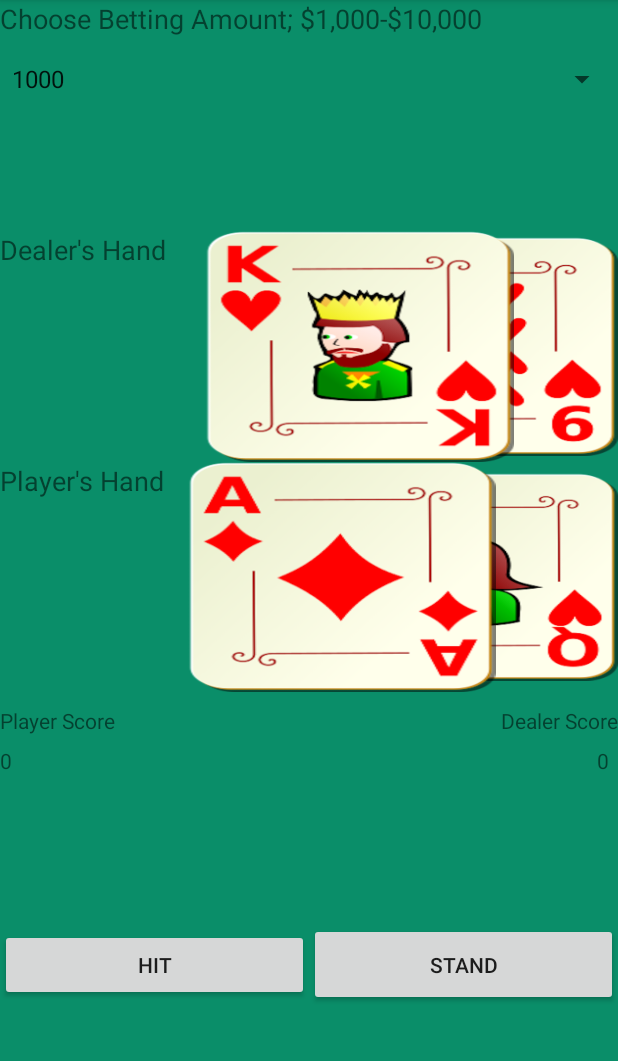
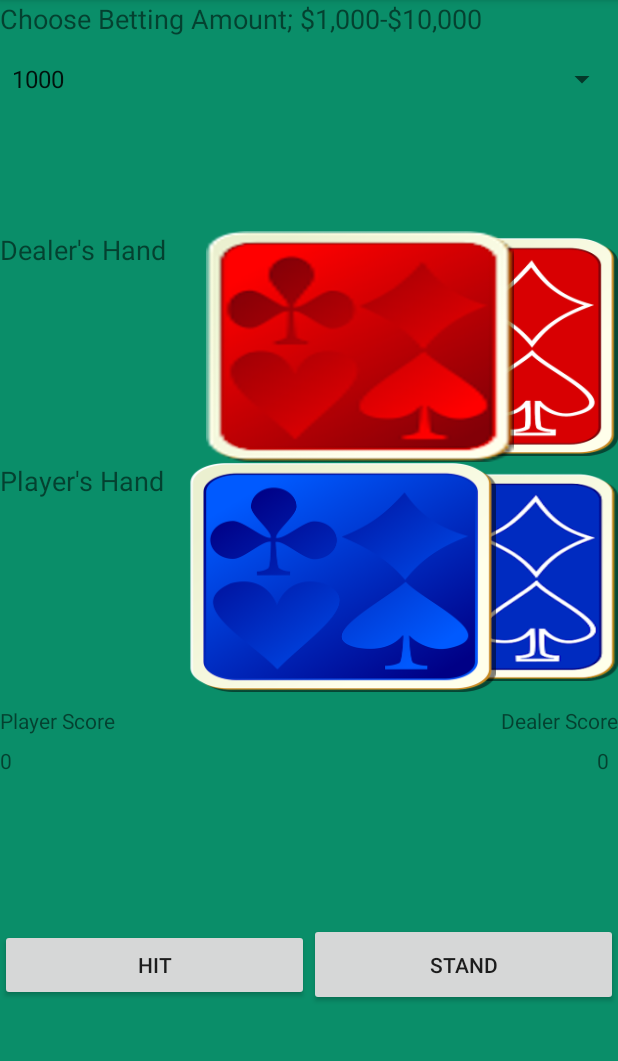
Before and after one commit to jcthom72/Blackjack, an Android app: the GameActivity screen opened directly, with no data from a screen before it, on a phone screen of 412 x 824 dp, the part 84-1145 px from its top. Run offline under Robolectric (Android 15) with nearby library versions, the phone set to English and light mode, and no system bars.

Commit message:
updated updateGUI

```diff
--- a/app/src/main/java/csci4020/shawnbickel/assignment1/BlackJackGame.java
+++ b/app/src/main/java/csci4020/shawnbickel/assignment1/BlackJackGame.java
@@ -38,8 +38,7 @@ public class BlackJackGame {
 
             switch(rank){
                 case MYSTERY: value = -1; break;
-                case ACE: value = 1; break;
-                case ONE: value = 1; break; /*aces are initialized to 1 by default*/
+                case ACE: value = 1; break; /*aces are initialized to 1 by default*/
                 case TWO: value = 2; break;
                 case THREE: value = 3; break;
                 case FOUR: value = 4; break;
@@ -48,10 +47,9 @@ public class BlackJackGame {
                 case SEVEN: value = 7; break;
                 case EIGHT: value = 8; break;
                 case NINE: value = 9; break;
-                case TEN: value = 10; break;
-                case JACK: value = 11; break;
-                case KING: value = 12; break;
-                case QUEEN: value = 13; break;
+                case JACK: value = 10; break;
+                case KING: value = 10; break;
+                case QUEEN: value = 10; break;
             }
         }
 
@@ -104,7 +102,7 @@ public class BlackJackGame {
 
         private Stack<Card> deck;
 
-        Deck(){
+        private Deck(){
             deck = new Stack<Card>();
             deck.addAll(Arrays.asList(CARDS));
             Collections.shuffle(deck); /*randomly shuffles our deck*/
--- a/app/src/main/java/csci4020/shawnbickel/assignment1/GameActivity.java
+++ b/app/src/main/java/csci4020/shawnbickel/assignment1/GameActivity.java
@@ -9,6 +9,8 @@ import android.widget.Button;
 import android.widget.ImageView;
 import android.widget.Spinner;
 import android.widget.TextView;
+
+import java.util.Vector;
 
 import csci4020.shawnbickel.assignment1.blackjack.R;
 
@@ -30,7 +32,8 @@ public class GameActivity extends AppCompatActivity {
     private Button hitButton;
     private Button standButton;
     private Spinner bet;
-    private int startGameIndicator = 0;
+    private Vector<ImageView> playerCardImages;
+    private Vector<ImageView> dealerCardImages;
 
     protected void onCreate(Bundle savedInstanceState) {
         super.onCreate(savedInstanceState);
@@ -57,6 +60,10 @@ public class GameActivity extends AppCompatActivity {
         adapter.setDropDownViewResource(android.R.layout.simple_spinner_dropdown_item);
         assert bet != null;
         bet.setAdapter(adapter);
+
+        //initialize image view vectors
+        playerCardImages = new Vector<ImageView>();
+        dealerCardImages = new Vector<ImageView>();
 
 
         //set on click listeners
@@ -126,10 +133,10 @@ public class GameActivity extends AppCompatActivity {
         game.reset();
         updateGUI(player);
         updateGUI(dealer);
-        playerImage1.setImageResource(R.drawable.playerfacedownone);
+        /*playerImage1.setImageResource(R.drawable.playerfacedownone);
         playerImage2.setImageResource(R.drawable.playerfacedowntwo);
         dealerImage1.setImageResource(R.drawable.dealerfacedownone);
-        dealerImage2.setImageResource(R.drawable.dealerfacedowntwo);
+        dealerImage2.setImageResource(R.drawable.dealerfacedowntwo);*/
         startGameEvent();
     }
 
@@ -191,7 +198,6 @@ public class GameActivity extends AppCompatActivity {
 
     /*the event for the player hitting; typically triggered by hit button*/
     private void hitEvent(){
-        startGameIndicator++;
         player.hit();
         updateGUI(player);
         if(player.isBusted()){
@@ -211,263 +217,135 @@ public class GameActivity extends AppCompatActivity {
 
     /* updateGUI updates player and dealer's scores as well as the images at different points
         during the BlackJackGame */
-    private void updateGUI(BlackJackGame.Player p) {
-        int s = p.getScore();
-        String score = Integer.toString(s);
-        BlackJackGame.Deck randomCardDeck = new BlackJackGame.Deck();
-        BlackJackGame.Card image;
+    private void updateGUI(BlackJackGame.Player playerToUpdate) {
+        float cardPadding = 50;
+        Vector<ImageView> imagesToUpdate;
+        TextView scoreToUpdate;
 
-        try{
-            // following if statements reset the game if either player busts or has a blackjack
-            if (player.hasBlackJack() && dealer.isBusted()){
-                resetGameEvent();
+        /*determine which views need to be updated based on playerToUpdate*/
+        if(playerToUpdate == player) {
+            imagesToUpdate = playerCardImages;
+            scoreToUpdate = playerScore;
         }
 
-            else if (dealer.hasBlackJack() && player.isBusted()){
-                resetGameEvent();
+        else if(playerToUpdate == dealer){
+            imagesToUpdate = dealerCardImages;
+            scoreToUpdate = dealerScore;
         }
 
-            else if ((dealer.hasBlackJack() && player.hasBlackJack()) || (dealer.isBusted() && player.isBusted())){
-                resetGameEvent();
+        else { /*error*/
+            return;
         }
 
-            /*
-            else if (player.isStanding() && dealer.isStanding()){
-                resetGameEvent();
-            }
-            */
+        /*update score*/
+        scoreToUpdate.setText("" + playerToUpdate.getScore());
 
-        }catch (NullPointerException e){
+        /*update deck images*/
+        Vector<BlackJackGame.Card> hand = playerToUpdate.viewHand();
+        BlackJackGame.Card card;
+        ImageView cardImage;
 
+        if(hand.size() > 0) {
+            for (int i = 0; i < hand.size(); i++) {
+                if (i < imagesToUpdate.size()) {
+                /*ImageView already exists: update image resource for imageview*/
+                    cardImage = imagesToUpdate.elementAt(i);
+                    cardImage.setImageResource(cardToImage(hand.elementAt(i)));
                 }
 
-        // if statement executes if the hit button is pressed; receives random card from popCard()
-        if(!(p.isStanding()) && startGameIndicator > 0){
-            image = randomCardDeck.popCard();
-            chooseImage(image, p);
+                else {
+                /*ImageView does not exist: add new image view*/
+                    cardImage = new ImageView(getApplicationContext());
+                    if(imagesToUpdate.size() > 0) {
+                        /*set X based on position card is in hand*/
+                        cardImage.setX(imagesToUpdate.lastElement().getX() + cardPadding);
+                        cardImage.setY(imagesToUpdate.lastElement().getY());
                     }
 
-        // executes when game first starts
-        if (p == player && startGameIndicator == 0){
-            try{
-                playerScore.setText(score);
-                image = randomCardDeck.popCard();
-                chooseImage(image, p);
-                image = randomCardDeck.popCard();
-                chooseImage2(image, p);
-            }catch (NullPointerException e){
-
+                    else{
+                        /*set X / Y to initial card position*/
+                        cardImage.setX(100f); //test value
+                        cardImage.setY(100f); //test value
                     }
-
+                    cardImage.setImageResource(cardToImage(hand.elementAt(i)));
+                    cardImage.setEnabled(true);
+                    imagesToUpdate.add(cardImage);
                 }
-        // generates random cards for the dealer
-        if (p == dealer && startGameIndicator == 0){
-            try{
-                dealerScore.setText(score);
-                image = randomCardDeck.popCard();
-                chooseImage(image, p);
-                image = randomCardDeck.popCard();
-                chooseImage2(image, p);
-            }catch (NullPointerException e){
-
-            }
-
             }
         }
 
-    /**********************************************************************************************
-     * chooseImage and chooseImage2 methods sets the images in the layout based on the card
-     *      randomly chosen by popcard
-     **********************************************************************************************/
-    private void chooseImage(BlackJackGame.Card image, BlackJackGame.Player p){
-        if (image.rank == BlackJackGame.Card.Rank.ACE){
-            if (p == player)
-                playerImage1.setImageResource(R.drawable.acecard);
-            else if (p == dealer)
-                dealerImage1.setImageResource(R.drawable.acecard);
+        else{
+            /*hand is empty; add two blank cards*/
+            imagesToUpdate.clear();
+            cardImage = new ImageView(getApplicationContext());
+            //cardImage.setX(??);
+            //cardImage.setY(??);
+            if(playerToUpdate == player) {
+                cardImage.setImageResource(R.drawable.playerfacedownone);
+            }
+            else if(playerToUpdate == dealer) {
+                cardImage.setImageResource(R.drawable.dealerfacedownone);
+            }
+            cardImage.setEnabled(true);
+            imagesToUpdate.add(cardImage);
+
+            cardImage = new ImageView(getApplicationContext());
+            //cardImage.setX(??);
+            //cardImage.setY(??);
+            if(playerToUpdate == player) {
+                cardImage.setImageResource(R.drawable.playerfacedowntwo);
+            }
+            else if(playerToUpdate == dealer) {
+                cardImage.setImageResource(R.drawable.dealerfacedowntwo);
+            }
+            cardImage.setEnabled(true);
+            imagesToUpdate.add(cardImage);
+        }
     }
 
+    /*maps a Card object to the appropriate resource id for the corresponding card image*/
+    int cardToImage(BlackJackGame.Card card){
+        switch(card.getSuit()){
+            case DIAMONDS:
+                switch(card.getRank()) {
+                    case MYSTERY:
+                        return R.drawable.dealerfacedownone; /*is this correct?*/
+                    case ACE:
+                        return R.drawable.acecard;
+                    case TWO:
+                        return R.drawable.twocard;
+                    case THREE:
+                        return R.drawable.threecard;
+                    case FOUR:
+                        return R.drawable.fourcard;
+                    case FIVE:
+                        return R.drawable.fivecard;
+                    case SIX:
+                        return R.drawable.sixcard;
+                    case SEVEN:
+                        return R.drawable.sevencard;
+                    case EIGHT:
+                        return R.drawable.eightcard;
+                    case NINE:
+                        return R.drawable.ninecard;
+                    case JACK:
+                        return R.drawable.jackcard;
+                    case KING:
+                        return R.drawable.kingcard;
+                    case QUEEN:
+                        return R.drawable.queencard;
+                    default:
+                        /*Invalid rank: Some error occurred... throw an exception, etc. etc.*/
+                        break;
+                }
+                break;
 
-        else if (image.rank == BlackJackGame.Card.Rank.KING){
-            if (p == player)
-                playerImage1.setImageResource(R.drawable.kingcard);
-            else if (p == dealer)
-                dealerImage1.setImageResource(R.drawable.kingcard);
+            default:
+                /*Invalid suit: Some error occurred... throw an exception, etc. etc.*/
+                break;
         }
 
-        else if (image.rank == BlackJackGame.Card.Rank.QUEEN){
-            if (p == player)
-                playerImage1.setImageResource(R.drawable.queencard);
-            else if (p == dealer)
-                dealerImage1.setImageResource(R.drawable.queencard);
-        }
-
-        else if (image.rank == BlackJackGame.Card.Rank.JACK){
-            if (p == player)
-                playerImage1.setImageResource(R.drawable.jackcard);
-            else if (p == dealer)
-                dealerImage1.setImageResource(R.drawable.jackcard);
-        }
-
-        else if (image.rank == BlackJackGame.Card.Rank.TWO){
-            if (p == player)
-                playerImage1.setImageResource(R.drawable.twocard);
-            else if (p == dealer)
-                dealerImage1.setImageResource(R.drawable.twocard);
-        }
-
-        else if (image.rank == BlackJackGame.Card.Rank.THREE){
-            if (p == player)
-                playerImage1.setImageResource(R.drawable.threecard);
-            else if (p == dealer)
-                dealerImage1.setImageResource(R.drawable.threecard);
-        }
-
-        else if (image.rank == BlackJackGame.Card.Rank.FOUR){
-            if (p == player)
-                playerImage1.setImageResource(R.drawable.fourcard);
-            else if (p == dealer)
-                dealerImage1.setImageResource(R.drawable.fourcard);
-        }
-
-        else if (image.rank == BlackJackGame.Card.Rank.FIVE){
-            if (p == player)
-                playerImage1.setImageResource(R.drawable.fivecard);
-            else if (p == dealer)
-                dealerImage1.setImageResource(R.drawable.fivecard);
-        }
-
-        else if (image.rank == BlackJackGame.Card.Rank.SIX){
-            if (p == player)
-                playerImage1.setImageResource(R.drawable.sixcard);
-            else if (p == dealer)
-                dealerImage1.setImageResource(R.drawable.sixcard);
-        }
-
-        else if (image.rank == BlackJackGame.Card.Rank.SEVEN){
-            if (p == player)
-                playerImage1.setImageResource(R.drawable.sevencard);
-            else if (p == dealer)
-                dealerImage1.setImageResource(R.drawable.sevencard);
-        }
-
-        else if (image.rank == BlackJackGame.Card.Rank.EIGHT){
-            if (p == player)
-                playerImage1.setImageResource(R.drawable.eightcard);
-            else if (p == dealer)
-                dealerImage1.setImageResource(R.drawable.eightcard);
-        }
-
-        else if (image.rank == BlackJackGame.Card.Rank.NINE){
-            if (p == player)
-                playerImage1.setImageResource(R.drawable.ninecard);
-            else if (p == dealer)
-                dealerImage1.setImageResource(R.drawable.ninecard);
-        }
-
-        else if (image.rank == BlackJackGame.Card.Rank.TEN){
-            if (p == player)
-                playerImage1.setImageResource(R.drawable.tencard);
-            else if (p == dealer)
-                dealerImage1.setImageResource(R.drawable.tencard);
-        }
-
-
-    }
-
-    private void chooseImage2(BlackJackGame.Card image, BlackJackGame.Player p){
-        if (image.rank == BlackJackGame.Card.Rank.ACE){
-            if (p == player)
-                playerImage2.setImageResource(R.drawable.acecard);
-            else if (p == dealer)
-                dealerImage2.setImageResource(R.drawable.acecard);
-        }
-
-
-        else if (image.rank == BlackJackGame.Card.Rank.KING){
-            if (p == player)
-                playerImage2.setImageResource(R.drawable.kingcard);
-            else if (p == dealer)
-                dealerImage2.setImageResource(R.drawable.kingcard);
-        }
-
-        else if (image.rank == BlackJackGame.Card.Rank.QUEEN){
-            if (p == player)
-                playerImage2.setImageResource(R.drawable.queencard);
-            else if (p == dealer)
-                dealerImage2.setImageResource(R.drawable.queencard);
-        }
-
-        else if (image.rank == BlackJackGame.Card.Rank.JACK){
-            if (p == player)
-                playerImage2.setImageResource(R.drawable.jackcard);
-            else if (p == dealer)
-                dealerImage2.setImageResource(R.drawable.jackcard);
-        }
-
-        else if (image.rank == BlackJackGame.Card.Rank.TWO){
-            if (p == player)
-                playerImage2.setImageResource(R.drawable.twocard);
-            else if (p == dealer)
-                dealerImage2.setImageResource(R.drawable.twocard);
-        }
-
-        else if (image.rank == BlackJackGame.Card.Rank.THREE){
-            if (p == player)
-                playerImage2.setImageResource(R.drawable.threecard);
-            else if (p == dealer)
-                dealerImage2.setImageResource(R.drawable.threecard);
-        }
-
-        else if (image.rank == BlackJackGame.Card.Rank.FOUR){
-            if (p == player)
-                playerImage2.setImageResource(R.drawable.fourcard);
-            else if (p == dealer)
-                dealerImage2.setImageResource(R.drawable.fourcard);
-        }
-
-        else if (image.rank == BlackJackGame.Card.Rank.FIVE){
-            if (p == player)
-                playerImage2.setImageResource(R.drawable.fivecard);
-            else if (p == dealer)
-                dealerImage2.setImageResource(R.drawable.fivecard);
-        }
-
-        else if (image.rank == BlackJackGame.Card.Rank.SIX){
-            if (p == player)
-                playerImage2.setImageResource(R.drawable.sixcard);
-            else if (p == dealer)
-                dealerImage2.setImageResource(R.drawable.sixcard);
-        }
-
-        else if (image.rank == BlackJackGame.Card.Rank.SEVEN){
-            if (p == player)
-                playerImage2.setImageResource(R.drawable.sevencard);
-            else if (p == dealer)
-                dealerImage2.setImageResource(R.drawable.sevencard);
-        }
-
-        else if (image.rank == BlackJackGame.Card.Rank.EIGHT){
-            if (p == player)
-                playerImage2.setImageResource(R.drawable.eightcard);
-            else if (p == dealer)
-                dealerImage2.setImageResource(R.drawable.eightcard);
-        }
-
-        else if (image.rank == BlackJackGame.Card.Rank.NINE){
-            if (p == player)
-                playerImage2.setImageResource(R.drawable.ninecard);
-            else if (p == dealer)
-                dealerImage2.setImageResource(R.drawable.ninecard);
-        }
-
-        else if (image.rank == BlackJackGame.Card.Rank.TEN){
-            if (p == player)
-                playerImage2.setImageResource(R.drawable.tencard);
-            else if (p == dealer)
-                dealerImage2.setImageResource(R.drawable.tencard);
-        }
-
-
+        //to bypass missing return statement error
+        return 0;
     }
 }
```
Lines whose indentation alone changed are shown as unchanged.
